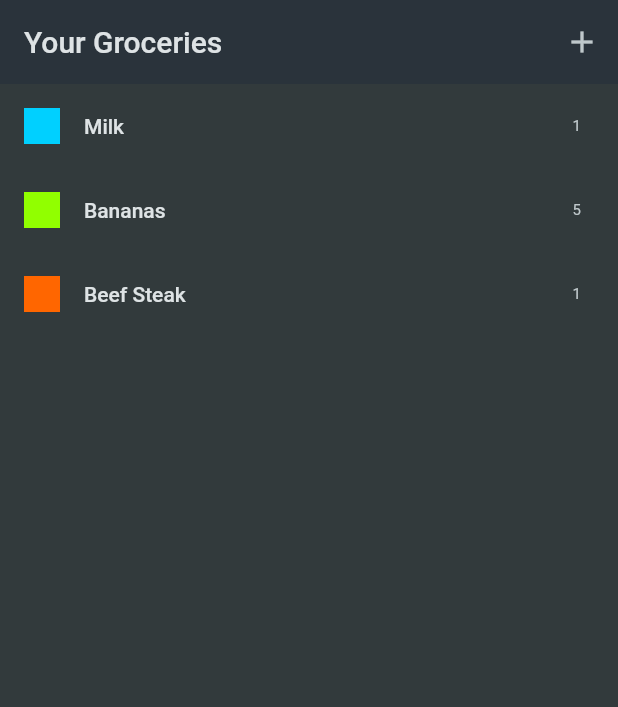
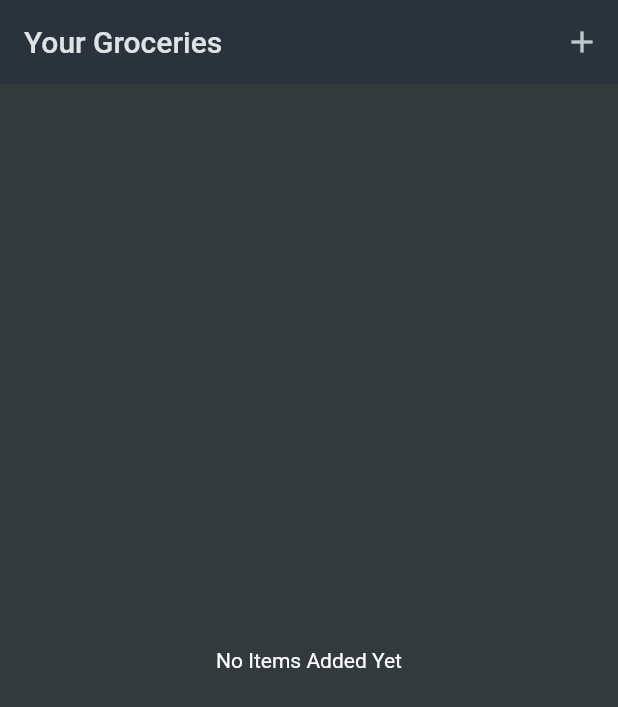
Before and after one commit to NikhilD1998/shopping-list-app, a Flutter app: the screen it shows after launch, on a phone screen of 412 x 824 dp. Shown: the top 707 px of the screen. Run offline on Flutter 3.47's test engine with Material 2 defaults, Android fonts, the phone set to English and light mode, and no system bars.

```diff
--- a/lib/data/dummy_items.dart
+++ /dev/null
@@ -1,21 +0,0 @@
-import 'package:shopping_list_app/data/categories.dart';
-import 'package:shopping_list_app/models/category.dart';
-import 'package:shopping_list_app/models/grocery_item.dart';
-
-final groceryItems = [
-  GroceryItem(
-      id: 'a',
-      name: 'Milk',
-      quantity: 1,
-      category: categories[Categories.dairy]!),
-  GroceryItem(
-      id: 'b',
-      name: 'Bananas',
-      quantity: 5,
-      category: categories[Categories.fruit]!),
-  GroceryItem(
-      id: 'c',
-      name: 'Beef Steak',
-      quantity: 1,
-      category: categories[Categories.meat]!),
-];
--- a/lib/widgets/grocery_list.dart
+++ b/lib/widgets/grocery_list.dart
@@ -1,5 +1,5 @@
 import 'package:flutter/material.dart';
-import 'package:shopping_list_app/data/dummy_items.dart';
+import 'package:shopping_list_app/models/grocery_item.dart';
 import 'package:shopping_list_app/widgets/new_item.dart';
 
 class GroceryList extends StatefulWidget {
@@ -10,16 +10,56 @@ class GroceryList extends StatefulWidget {
 }
 
 class _GroceryListState extends State<GroceryList> {
-  void _addItem() {
-    Navigator.of(context).push(
+  final List<GroceryItem> _groceryItems = [];
+
+  void _addItem() async {
+    final newItem = await Navigator.of(context).push<GroceryItem>(
       MaterialPageRoute(
         builder: (ctx) => NewItem(),
       ),
     );
+
+    if (newItem == null) {
+      return;
+    }
+
+    setState(() {
+      _groceryItems.add(newItem);
+    });
+  }
+
+  void _removeItem(GroceryItem item) {
+    setState(() {
+      _groceryItems.remove(item);
+    });
   }
 
   @override
   Widget build(BuildContext context) {
+    Widget content = Center(
+      child: Text('No Items Added Yet'),
+    );
+
+    if (_groceryItems.isNotEmpty) {
+      content = ListView.builder(
+        itemCount: _groceryItems.length,
+        itemBuilder: (ctx, index) => Dismissible(
+          onDismissed: (direction) {
+            _removeItem(_groceryItems[index]);
+          },
+          key: ValueKey(_groceryItems[index].id),
+          child: ListTile(
+            title: Text(_groceryItems[index].name),
+            leading: Container(
+              width: 24,
+              height: 24,
+              color: _groceryItems[index].category.color,
+            ),
+            trailing: Text(_groceryItems[index].quantity.toString()),
+          ),
+        ),
+      );
+    }
     return Scaffold(
         appBar: AppBar(
           title: Text(
@@ -34,18 +74,6 @@ class _GroceryListState extends State<GroceryList> {
             ),
           ],
         ),
-      body: ListView.builder(
-        itemCount: groceryItems.length,
-        itemBuilder: (ctx, index) => ListTile(
-          title: Text(groceryItems[index].name),
-          leading: Container(
-            width: 24,
-            height: 24,
-            color: groceryItems[index].category.color,
-          ),
-          trailing: Text(groceryItems[index].quantity.toString()),
-        ),
-      ),
-    );
+        body: content);
   }
 }
--- a/pubspec.yaml
+++ b/pubspec.yaml
@@ -35,6 +35,7 @@ dependencies:
   # The following adds the Cupertino Icons font to your application.
   # Use with the CupertinoIcons class for iOS style icons.
   cupertino_icons: ^1.0.2
+  http: ^1.1.0
 
 dev_dependencies:
   flutter_test:
```
Also changed, not shown: lib/widgets/new_item.dart (+50 -7 lines), pubspec.lock. Lines whose indentation alone changed are shown as unchanged.
